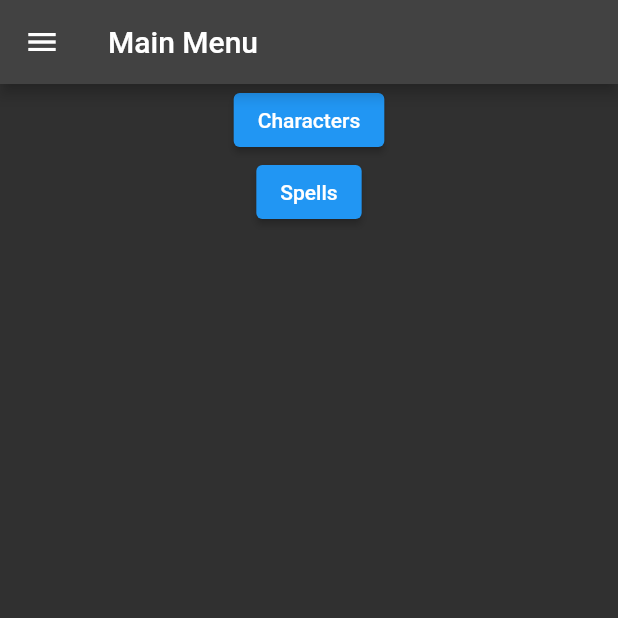
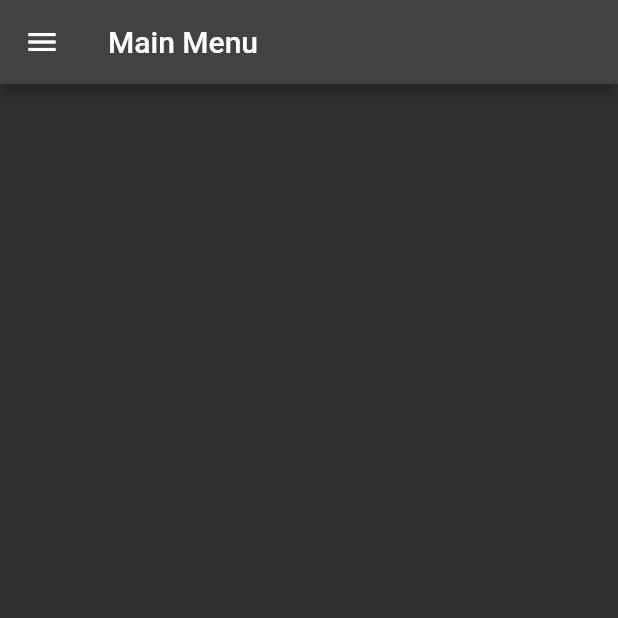
Before and after one commit to Lululululukasz/SpellList, a Flutter app: the screen it shows after launch, on a phone screen of 412 x 824 dp, the top half of it. Run offline on Flutter 3.47's test engine with Material 2 defaults, Android fonts, the phone set to English and light mode, and no system bars.

Commit message:
Fixed smaller Problems, removed Buttons from main

```diff
--- a/lib/main.dart
+++ b/lib/main.dart
@@ -15,7 +15,7 @@ void main() {
       routes: {
         // When navigating to the "/" route, build the FirstScreen widget.
         '/': (context) => const MainMenu(),
-        // When navigaconstting to the "/second" route, build the SecondScreen widget.
+        // When navigating to the "/second" route, build the SecondScreen widget.
         '/sheet': (context) =>  const Sheet(),
         '/spells': (context) => const SpellList(),
       },
@@ -34,44 +34,12 @@ class MainMenu extends StatelessWidget {
       appBar: AppBar(
         title: const Text('Main Menu'),
       ),
-      drawer: Drawer(
+      drawer: Drawer (
 
-          child:  ListView(
-              padding: EdgeInsets.all(10),
+          child:  ListView (
+
               children: [
-                Container(
-                  height: 50,
-                  width: 50,
-                  color: Colors.blue,
-                  child:
-                  ElevatedButton(
-                    // Within the `FirstScreen` widget
-                    onPressed: () {
-                      // Navigate to the second screen using a named route.
-                      Navigator.pushNamed(context, '/sheet');
-                    },
-                    child: const Text('Characters'),
-                  ),
 
-                ),
-                Container(
-                  child:
-                  ElevatedButton(
-                    onPressed:(){
-                      Navigator.pushNamed(context, '/spells');
-                    },
-                    child: const Text('Spells'),
-                  ),
-                )
-              ],
-            )
-
-
-      ),
-
-      body: Center(
-          child: Column(
-            children: [
                 ElevatedButton(
                   // Within the `FirstScreen` widget
                   onPressed: () {
@@ -85,10 +53,16 @@ class MainMenu extends StatelessWidget {
                     Navigator.pushNamed(context, '/spells');
                   },
                   child: const Text('Spells'),
-              ),
+                )
               ],
             )
+
+
       ),
+
+      body: const Center(
+        child: Text(''),
+      )
     );
   }
 }
```
Lines whose indentation alone changed are shown as unchanged.
